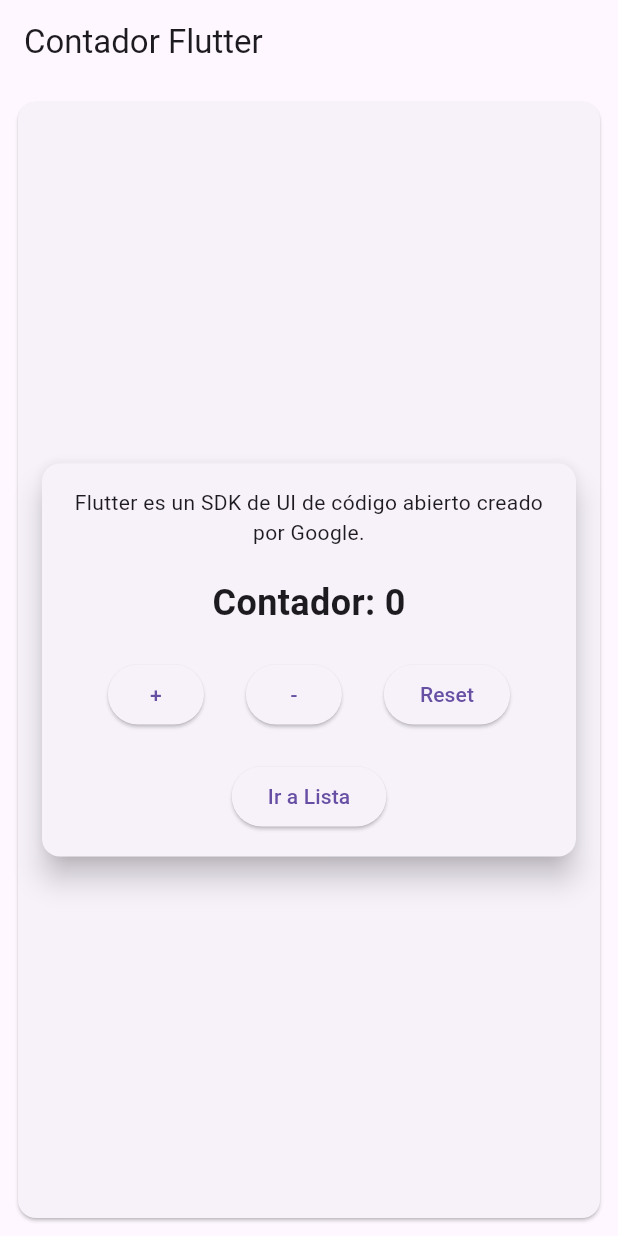
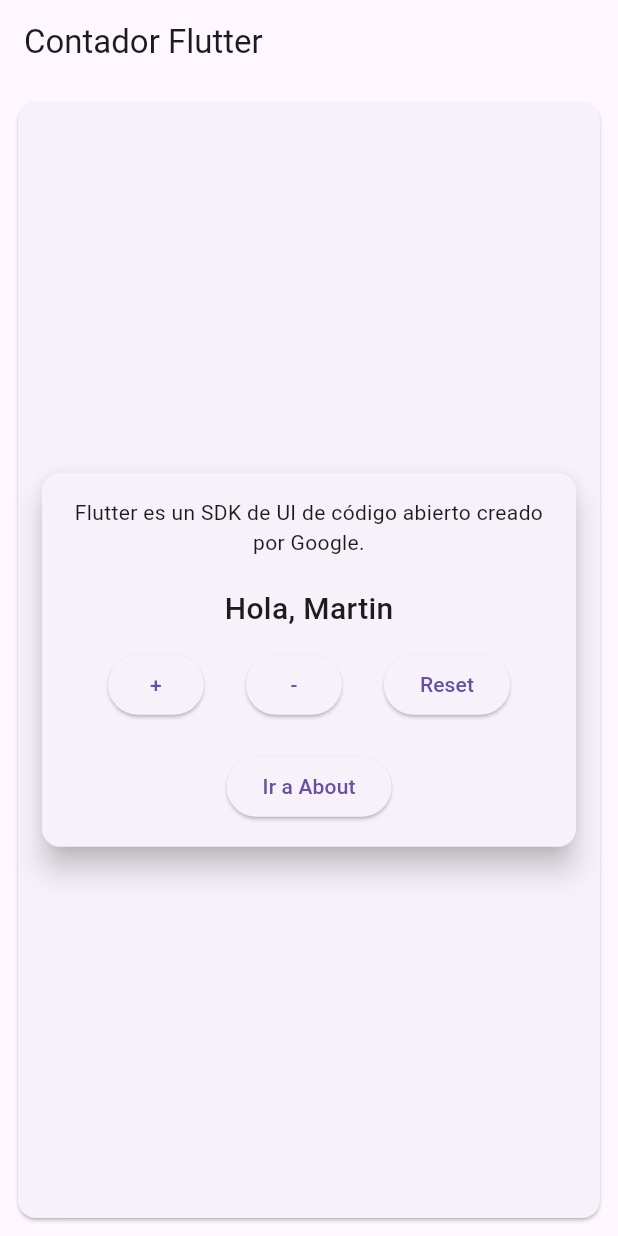
Before and after one commit to Ranafonica/3479A321_2022479036, a Flutter app: the screen it shows after launch, on a phone screen of 412 x 824 dp. Run offline on Flutter 3.47's test engine with Material 3 defaults, Android fonts, the phone set to English and light mode, and no system bars; our stand-ins replace logger.

Commit message:
Lab06 Nombre Usuario
se cambia de manera estática el nombre de usuario en la pantalla About

```diff
--- a/lib/main.dart
+++ b/lib/main.dart
@@ -2,8 +2,8 @@
 //import 'package:google_fonts/google_fonts.dart';
 import 'package:logger/logger.dart';
 import 'pages/home_page.dart';
-//import 'list_content.dart';
-//import 'about.dart';
+import 'list_content.dart';
+import 'about.dart';
 import 'provider/app_data.dart';
 import 'package:provider/provider.dart';
 //import 'provider/app_data.dart';
@@ -30,6 +30,10 @@
         primarySwatch: Colors.blue,
       ),
       home: const MyHomePage(title: 'Contador Flutter'),
+      routes: {
+        '/list': (context) => ListContent(),
+        '/about': (context) => const About(),
+      },
     );
   }
 }
--- a/lib/pages/home_page.dart
+++ b/lib/pages/home_page.dart
@@ -92,10 +92,10 @@
                     ),
                     const SizedBox(height: 20),
                     Text(
-                      'Contador: ${context.watch<AppData>().counter}',
-                      style: const TextStyle(fontSize: 24, fontWeight: FontWeight.bold),
+                      'Hola, ${context.watch<AppData>().userName}',
+                      style: const TextStyle(fontSize: 20, fontWeight: FontWeight.w500),
                     ),
-                    const SizedBox(height: 20),
+                    const SizedBox(height: 12),
                     Row(
                       mainAxisAlignment: MainAxisAlignment.spaceEvenly,
                       children: [
@@ -108,17 +108,19 @@
                           child: const Text('-'),
                         ),
                         ElevatedButton(
-                          onPressed: () => context.read<AppData>().resetCounter(),
+                          onPressed: context.watch<AppData>().allowReset
+                              ? () => context.read<AppData>().resetCounter()
+                              : null,
                           child: const Text('Reset'),
-                        ),
+                        ), // Esto hace que el botón quede deshabilitado automáticamente si allowReset es false.
                       ],
                     ),
                     const SizedBox(height: 20),
                     ElevatedButton(
                       onPressed: () {
-                        Navigator.pushNamed(context, '/list');
+                        Navigator.pushNamed(context, '/about');
                       },
-                      child: const Text('Ir a Lista'),
+                      child: const Text('Ir a About'),
                     ),
                   ],
                 ),
--- a/lib/provider/app_data.dart
+++ b/lib/provider/app_data.dart
@@ -2,8 +2,12 @@
 
 class AppData extends ChangeNotifier {
   int _counter = 0;
+  String _userName = 'Martin';
+  bool _allowReset = true;
 
   int get counter => _counter;
+  String get userName => _userName;
+  bool get allowReset => _allowReset;
 
   void incrementCounter() {
     _counter++;
@@ -16,7 +20,19 @@
   }
 
   void resetCounter() {
-    _counter = 0;
+    if (_allowReset) {
+      _counter = 0;
+      notifyListeners();
+    }
+  }
+
+  void setUserName(String name) {
+    _userName = name;
+    notifyListeners();
+  }
+
+  void setAllowReset(bool value) {
+    _allowReset = value;
     notifyListeners();
   }
 }
```
Also changed, not shown: lib/about.dart (+29 -10 lines).
